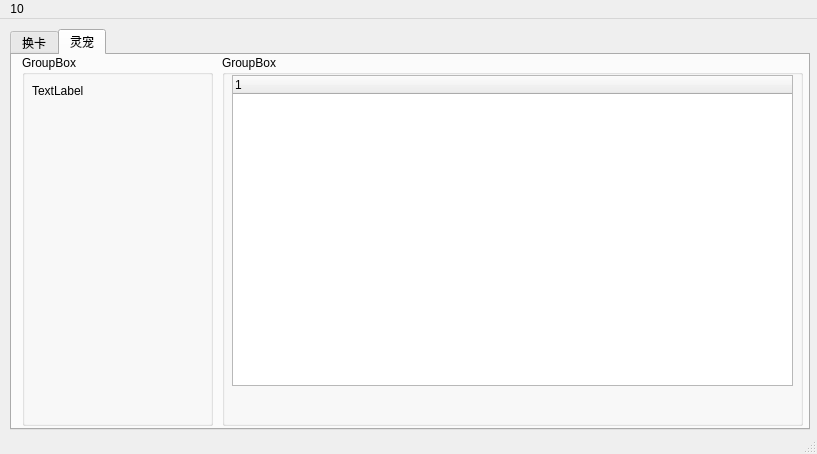
Old version of the form UI_McEx.ui in the repository Ifover/McEx.
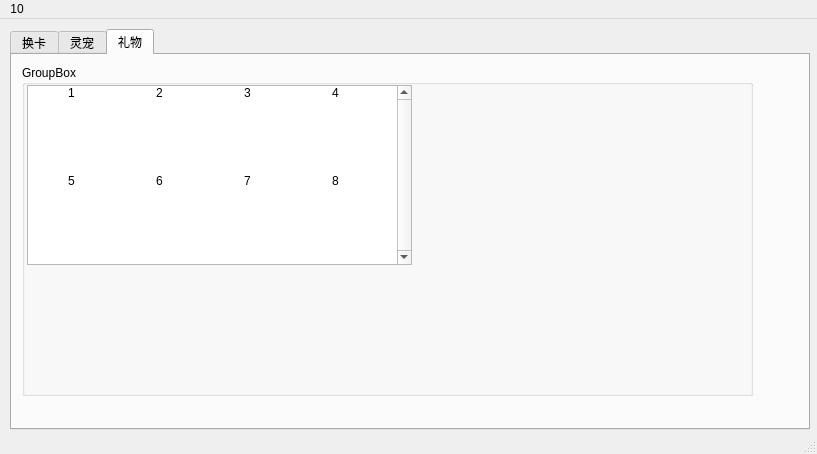
New version of the form. Icons and pictures are not drawn.

Patch:
```diff
--- a/UI_McEx.ui
+++ b/UI_McEx.ui
@@ -33,7 +33,7 @@
      <bool>true</bool>
     </property>
     <property name="currentIndex">
-     <number>1</number>
+     <number>2</number>
     </property>
     <property name="tabBarAutoHide">
      <bool>false</bool>
@@ -299,41 +299,12 @@
      <attribute name="title">
       <string>灵宠</string>
      </attribute>
-     <widget class="QGroupBox" name="groupBox">
-      <property name="geometry">
-       <rect>
-        <x>10</x>
-        <y>0</y>
-        <width>191</width>
-        <height>371</height>
-       </rect>
-      </property>
-      <property name="title">
-       <string>GroupBox</string>
-      </property>
-      <widget class="QLabel" name="label">
-       <property name="geometry">
-        <rect>
-         <x>10</x>
-         <y>30</y>
-         <width>54</width>
-         <height>12</height>
-        </rect>
-       </property>
-       <property name="text">
-        <string>TextLabel</string>
-       </property>
-       <property name="textFormat">
-        <enum>Qt::AutoText</enum>
-       </property>
-      </widget>
-     </widget>
      <widget class="QGroupBox" name="groupBox_2">
       <property name="geometry">
        <rect>
-        <x>210</x>
+        <x>0</x>
         <y>0</y>
-        <width>581</width>
+        <width>791</width>
         <height>371</height>
        </rect>
       </property>
@@ -345,8 +316,8 @@
         <rect>
          <x>10</x>
          <y>20</y>
-         <width>561</width>
-         <height>311</height>
+         <width>531</width>
+         <height>341</height>
         </rect>
        </property>
        <column>
@@ -354,6 +325,178 @@
          <string notr="true">1</string>
         </property>
        </column>
+      </widget>
+      <widget class="QGroupBox" name="groupBox">
+       <property name="geometry">
+        <rect>
+         <x>550</x>
+         <y>10</y>
+         <width>231</width>
+         <height>301</height>
+        </rect>
+       </property>
+       <property name="title">
+        <string>GroupBox</string>
+       </property>
+      </widget>
+      <widget class="QPushButton" name="pushButton_8">
+       <property name="geometry">
+        <rect>
+         <x>550</x>
+         <y>320</y>
+         <width>231</width>
+         <height>41</height>
+        </rect>
+       </property>
+       <property name="text">
+        <string>PushButton</string>
+       </property>
+      </widget>
+     </widget>
+    </widget>
+    <widget class="QWidget" name="tab_3">
+     <attribute name="title">
+      <string>礼物</string>
+     </attribute>
+     <widget class="QGroupBox" name="groupBox_3">
+      <property name="geometry">
+       <rect>
+        <x>10</x>
+        <y>10</y>
+        <width>731</width>
+        <height>331</height>
+       </rect>
+      </property>
+      <property name="title">
+       <string>GroupBox</string>
+      </property>
+      <widget class="QListWidget" name="listWidget">
+       <property name="geometry">
+        <rect>
+         <x>5</x>
+         <y>20</y>
+         <width>385</width>
+         <height>180</height>
+        </rect>
+       </property>
+       <property name="sizePolicy">
+        <sizepolicy hsizetype="Maximum" vsizetype="Expanding">
+         <horstretch>100</horstretch>
+         <verstretch>100</verstretch>
+        </sizepolicy>
+       </property>
+       <property name="layoutDirection">
+        <enum>Qt::LeftToRight</enum>
+       </property>
+       <property name="midLineWidth">
+        <number>0</number>
+       </property>
+       <property name="verticalScrollBarPolicy">
+        <enum>Qt::ScrollBarAlwaysOn</enum>
+       </property>
+       <property name="horizontalScrollBarPolicy">
+        <enum>Qt::ScrollBarAlwaysOff</enum>
+       </property>
+       <property name="autoScroll">
+        <bool>false</bool>
+       </property>
+       <property name="selectionBehavior">
+        <enum>QAbstractItemView::SelectItems</enum>
+       </property>
+       <property name="iconSize">
+        <size>
+         <width>68</width>
+         <height>68</height>
+        </size>
+       </property>
+       <property name="verticalScrollMode">
+        <enum>QAbstractItemView::ScrollPerItem</enum>
+       </property>
+       <property name="horizontalScrollMode">
+        <enum>QAbstractItemView::ScrollPerItem</enum>
+       </property>
+       <property name="flow">
+        <enum>QListView::LeftToRight</enum>
+       </property>
+       <property name="resizeMode">
+        <enum>QListView::Adjust</enum>
+       </property>
+       <property name="layoutMode">
+        <enum>QListView::SinglePass</enum>
+       </property>
+       <property name="spacing">
+        <number>10</number>
+       </property>
+       <property name="gridSize">
+        <size>
+         <width>88</width>
+         <height>88</height>
+        </size>
+       </property>
+       <property name="viewMode">
+        <enum>QListView::IconMode</enum>
+       </property>
+       <property name="modelColumn">
+        <number>0</number>
+       </property>
+       <property name="uniformItemSizes">
+        <bool>false</bool>
+       </property>
+       <property name="batchSize">
+        <number>1</number>
+       </property>
+       <property name="wordWrap">
+        <bool>false</bool>
+       </property>
+       <property name="itemAlignment">
+        <set>Qt::AlignCenter</set>
+       </property>
+       <item>
+        <property name="text">
+         <string>1</string>
+        </property>
+        <property name="textAlignment">
+         <set>AlignCenter</set>
+        </property>
+        <property name="icon">
+         <iconset theme="http://appimg.qq.com/freegift/365/freegift_58_v_3.png"/>
+        </property>
+       </item>
+       <item>
+        <property name="text">
+         <string>2</string>
+        </property>
+       </item>
+       <item>
+        <property name="text">
+         <string>3</string>
+        </property>
+       </item>
+       <item>
+        <property name="text">
+         <string>4</string>
+        </property>
+       </item>
+       <item>
+        <property name="text">
+         <string>5</string>
+        </property>
+       </item>
+       <item>
+        <property name="text">
+         <string>6</string>
+        </property>
+       </item>
+       <item>
+        <property name="text">
+         <string>7</string>
+        </property>
+       </item>
+       <item>
+        <property name="text">
+         <string>8</string>
+        </property>
+       </item>
       </widget>
      </widget>
     </widget>
```
